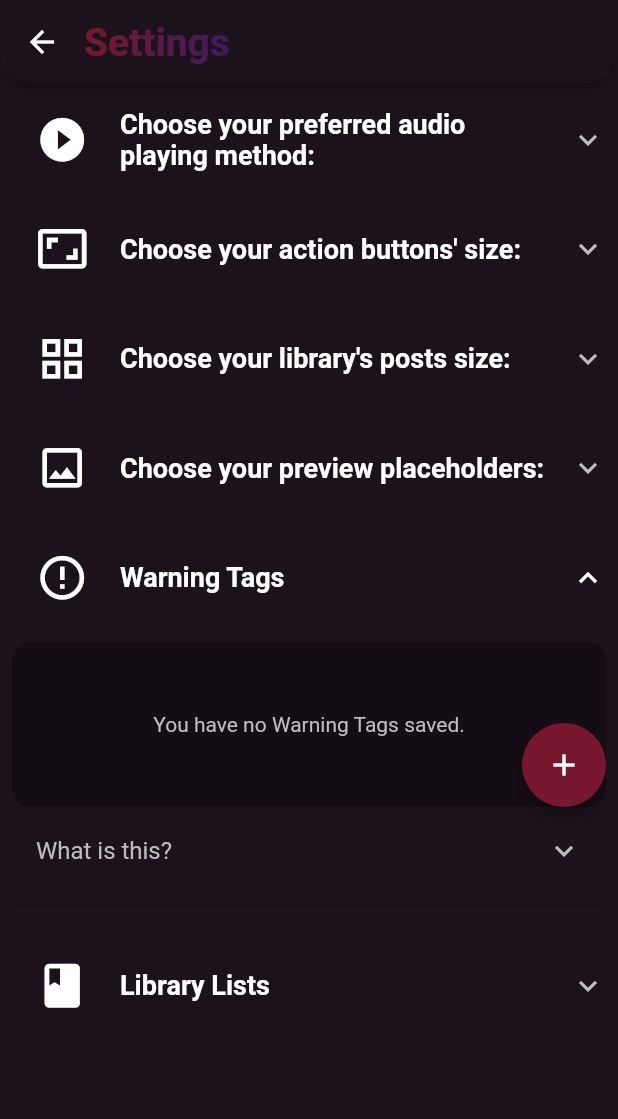
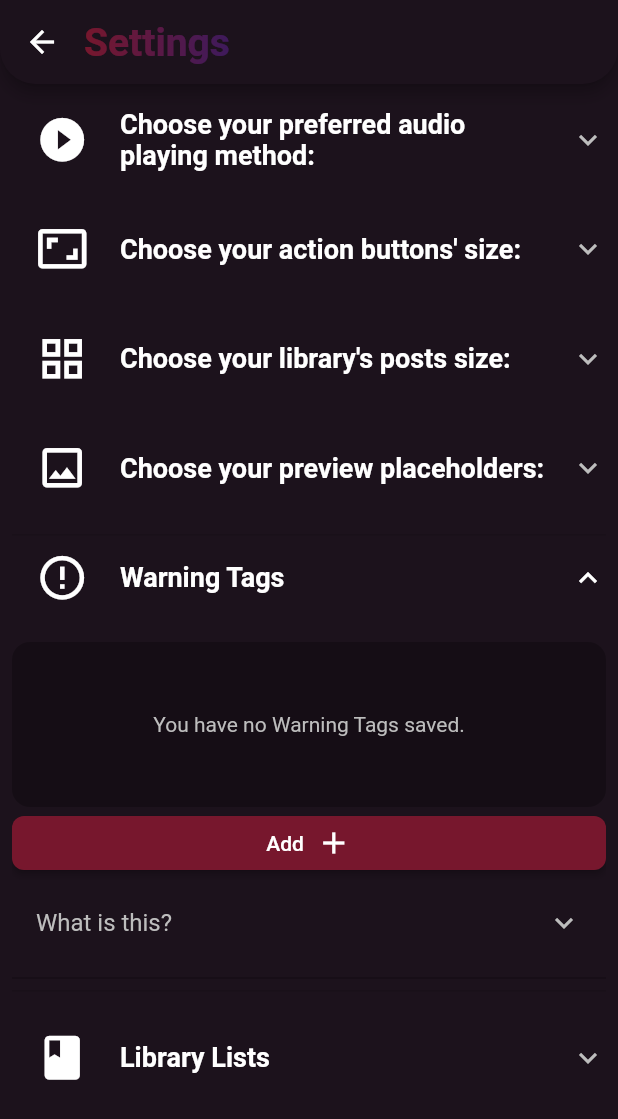
Before and after one commit to hiocas/EavesDrop, a Flutter app: the Settings screen opened directly, after a tap on "Warning Tags", on a phone screen of 412 x 824 dp. Shown: the top 1119 px of the screen. Run offline on Flutter 3.47's test engine with Material 2 defaults, Android fonts, the phone set to English and light mode, and no system bars; our stand-ins replace confetti, flutter_markdown, flutter_neumorphic, flutter_xlider, hive, hive_flutter and 5 more; missing offline and left inert: clickable_list_wheel_view, draw, flutter_inappwebview, markdown, rubber; accounts and stored records are empty; generated files the repository leaves out were written again; statements that could not run were skipped.

Commit message:
style(ui): Changed the add button on list settings.

```diff
--- a/lib/screens/gwa_drawer/local_widgets/settings/local_widgets/default_list_settings.dart
+++ b/lib/screens/gwa_drawer/local_widgets/settings/local_widgets/default_list_settings.dart
@@ -10,11 +10,12 @@ class _DefaultListSetting extends StatelessWidget {
     @required this.settingName,
     @required this.length,
     @required this.itemBuilder,
-    @required this.onFABPressed,
+    @required this.onButtonPressed,
     @required this.heroTag,
     @required this.noChildrenMessage,
-    this.fabIcon = Icons.add,
-    this.fabColor,
+    this.buttonIcon = Icons.add,
+    this.buttonColor,
+    this.buttonText = 'Add',
     this.spacing = 15.0,
     this.explanation,
     this.spaceHead = 15.0,
@@ -28,9 +29,10 @@ class _DefaultListSetting extends StatelessWidget {
   final Widget explanation;
   final double spaceHead;
   final Widget Function(BuildContext context, int index) itemBuilder;
-  final void Function() onFABPressed;
-  final IconData fabIcon;
-  final Color fabColor;
+  final void Function() onButtonPressed;
+  final IconData buttonIcon;
+  final Color buttonColor;
+  final String buttonText;
   final String heroTag;
   final int length;
   final double height;
@@ -44,38 +46,51 @@ class _DefaultListSetting extends StatelessWidget {
       spacing: spacing,
       explanation: explanation,
       spaceHead: spaceHead,
-      content: SizedBox(
+      content: Column(
+        mainAxisAlignment: MainAxisAlignment.spaceBetween,
+        children: [
+          Container(
             height: height,
-        width: MediaQuery.of(context).size.width,
-        child: Stack(
-          children: [
-            Material(
+            decoration: BoxDecoration(
               color: Colors.black26,
               borderRadius: BorderRadius.circular(12.0),
+            ),
             child: length == 0
                 ? Center(
                     child: Expanded(
                       child: Text(
                         noChildrenMessage,
-                          style: TextStyle(
-                              color: Colors.grey[400], fontSize: 14.0),
+                        style:
+                            TextStyle(color: Colors.grey[400], fontSize: 14.0),
                       ),
                     ),
                   )
                 : list,
           ),
-            Align(
-              alignment: Alignment.bottomRight,
-              child: FloatingActionButton(
-                heroTag: heroTag,
-                backgroundColor:
-                    this.fabColor ?? Theme.of(context).primaryColor,
-                child: Icon(fabIcon),
-                onPressed: onFABPressed,
+          Hero(
+            tag: heroTag,
+            child: ElevatedButton(
+              style: ButtonStyle(
+                backgroundColor: MaterialStateProperty.all(
+                  this.buttonColor ?? Theme.of(context).primaryColor,
                 ),
-            )
+                shape: MaterialStateProperty.all<OutlinedBorder>(
+                  RoundedRectangleBorder(
+                      borderRadius: BorderRadius.circular(8.0)),
+                ),
+              ),
+              onPressed: onButtonPressed,
+              child: Row(
+                mainAxisAlignment: MainAxisAlignment.center,
+                children: [
+                  Text(buttonText),
+                  const SizedBox(width: 8),
+                  Icon(buttonIcon),
                 ],
               ),
+            ),
+          ),
+        ],
       ),
     );
   }
@@ -88,11 +103,12 @@ class GridSetting extends StatelessWidget {
     @required this.settingName,
     @required this.length,
     @required this.itemBuilder,
-    @required this.onFABPressed,
+    @required this.onButtonPressed,
     @required this.heroTag,
     @required this.noChildrenMessage,
-    this.fabIcon = Icons.add,
-    this.fabColor,
+    this.buttonIcon = Icons.add,
+    this.buttonText = 'Add',
+    this.buttonColor,
     this.spacing = 0.0,
     this.explanation,
     this.spaceHead = 15.0,
@@ -105,9 +121,10 @@ class GridSetting extends StatelessWidget {
   final Widget explanation;
   final double spaceHead;
   final Widget Function(BuildContext context, int index) itemBuilder;
-  final void Function() onFABPressed;
-  final IconData fabIcon;
-  final Color fabColor;
+  final void Function() onButtonPressed;
+  final IconData buttonIcon;
+  final String buttonText;
+  final Color buttonColor;
   final String heroTag;
   final int length;
   final double height;
@@ -133,9 +150,10 @@ class GridSetting extends StatelessWidget {
       explanation: explanation,
       spaceHead: spaceHead,
       itemBuilder: itemBuilder,
-      onFABPressed: onFABPressed,
-      fabIcon: fabIcon,
-      fabColor: fabColor,
+      onButtonPressed: onButtonPressed,
+      buttonIcon: buttonIcon,
+      buttonColor: buttonColor,
+      buttonText: buttonText,
       heroTag: heroTag,
       length: length,
       height: height,
@@ -151,11 +169,12 @@ class ListSetting extends StatelessWidget {
     @required this.settingName,
     @required this.length,
     @required this.itemBuilder,
-    @required this.onFABPressed,
+    @required this.onButtonPressed,
     @required this.heroTag,
     @required this.noChildrenMessage,
-    this.fabIcon = Icons.add,
-    this.fabColor,
+    this.buttonIcon = Icons.add,
+    this.buttonText = 'Add',
+    this.buttonColor,
     this.spacing = 0.0,
     this.explanation,
     this.spaceHead = 15.0,
@@ -168,9 +187,10 @@ class ListSetting extends StatelessWidget {
   final Widget explanation;
   final double spaceHead;
   final Widget Function(BuildContext context, int index) itemBuilder;
-  final void Function() onFABPressed;
-  final IconData fabIcon;
-  final Color fabColor;
+  final void Function() onButtonPressed;
+  final IconData buttonIcon;
+  final Color buttonColor;
+  final String buttonText;
   final String heroTag;
   final int length;
   final double height;
@@ -190,9 +210,10 @@ class ListSetting extends StatelessWidget {
       explanation: explanation,
       spaceHead: spaceHead,
       itemBuilder: itemBuilder,
-      onFABPressed: onFABPressed,
-      fabIcon: fabIcon,
-      fabColor: fabColor,
+      onButtonPressed: onButtonPressed,
+      buttonIcon: buttonIcon,
+      buttonText: buttonText,
+      buttonColor: buttonColor,
       heroTag: heroTag,
       length: length,
       height: height,
--- a/lib/screens/gwa_drawer/local_widgets/settings/local_widgets/library_list_tags.dart
+++ b/lib/screens/gwa_drawer/local_widgets/settings/local_widgets/library_list_tags.dart
@@ -72,7 +72,7 @@ class _LibraryListTagsState extends State<LibraryListTags> {
           },
         ),
       ),
-      onFABPressed: () async {
+      onButtonPressed: () async {
         // if (!_selected) {
         final result = await Navigator.push(
           context,
--- a/lib/screens/gwa_drawer/local_widgets/settings/local_widgets/warning_tag_list.dart
+++ b/lib/screens/gwa_drawer/local_widgets/settings/local_widgets/warning_tag_list.dart
@@ -47,11 +47,12 @@ class _WarningTagListState extends State<WarningTagList> {
             "you know that the post contains them right away.",
       ),
       heroTag: 'warning-tag-list-hero-tag',
-      fabIcon: _selected ? Icons.delete_outline : Icons.add,
-      fabColor: _selected
+      buttonIcon: _selected ? Icons.delete_outline : Icons.add,
+      buttonColor: _selected
           ? Theme.of(context).colorScheme.secondary
           : Theme.of(context).primaryColor,
-      onFABPressed: () async {
+      buttonText: _selected ? 'Delete' : 'Add',
+      onButtonPressed: () async {
         if (!_selected) {
           final result = await Navigator.push(
             context,
```
Lines whose indentation alone changed are shown as unchanged.
